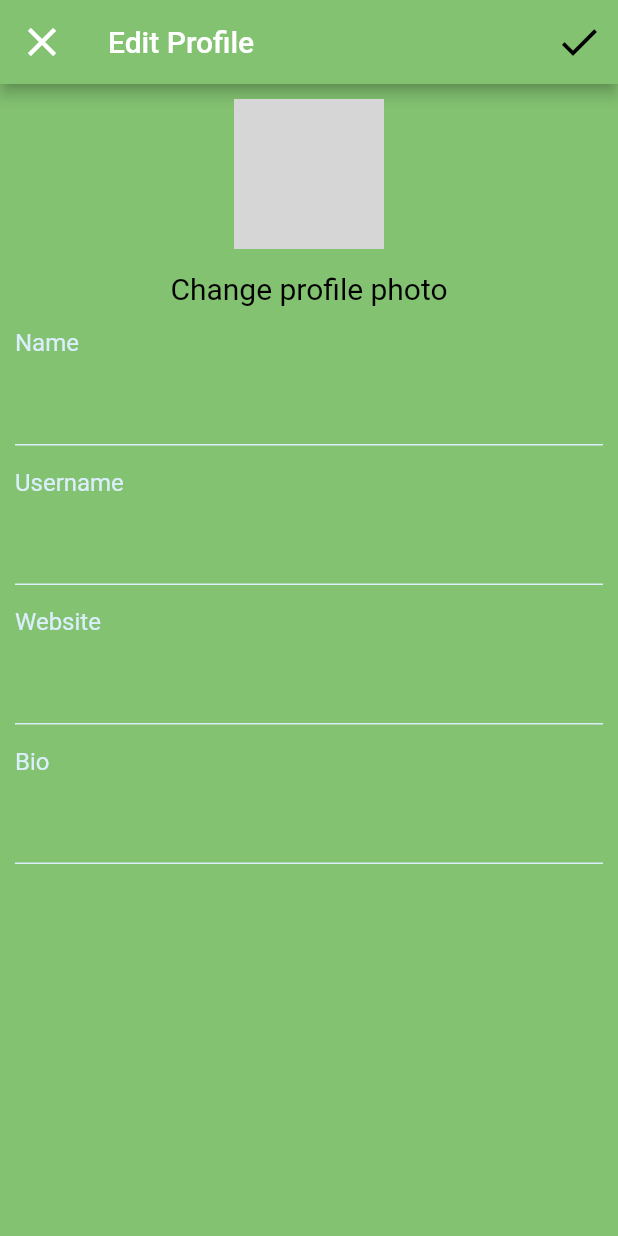
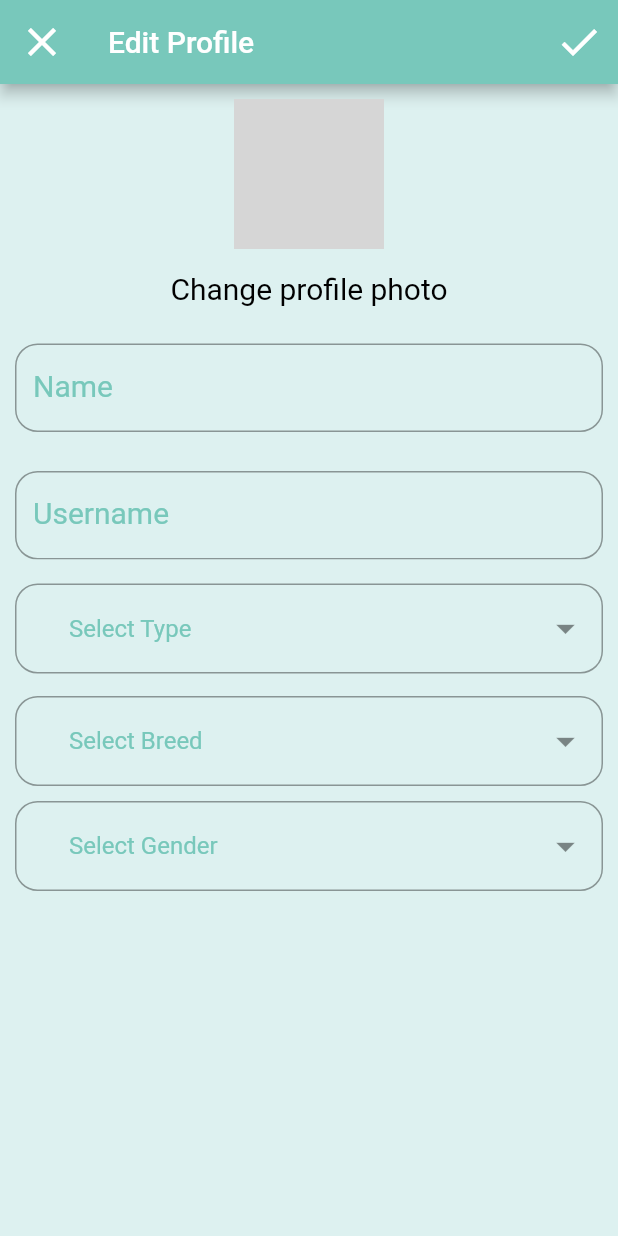
Before and after one commit to humeyrapolat/Petopia, a Flutter app: the EditProfilePage screen opened directly with empty values, on a phone screen of 412 x 824 dp. Run offline on Flutter 3.47's test engine with Material 2 defaults, Android fonts, the phone set to English and light mode, and no system bars; our stand-ins replace bloc, cached_network_image, calendar_date_picker2, cloud_firestore, dropdown_button2, equatable and 9 more; accounts and stored records are empty; grey boxes are pictures that could not be loaded.

Commit message:
edit profile
Co-Authored-By: Hümeyra Polat <71139790+humeyrapolat@users.noreply.github.com>

```diff
--- a/lib/features/data/data_sources/remote_data_source/remote_data_source_imlp.dart
+++ b/lib/features/data/data_sources/remote_data_source/remote_data_source_imlp.dart
@@ -210,16 +210,16 @@ class FirebaseRemoteDataSourceImpl implements FirebaseRemoteDataSource {
     if (user.totalPosts != null) {
       userInformation["totalPosts"] = user.totalPosts;
     }
-    if (user.type != null) {
+    if (user.type != "" && user.type != null) {
       userInformation["type"] = user.type;
     }
-    if (user.gender != null) {
+    if (user.gender != "" && user.gender != null) {
       userInformation["gender"] = user.gender;
     }
-    if (user.breed != null) {
+    if (user.breed != "" && user.breed != null) {
       userInformation["breed"] = user.breed;
     }
-    if (user.birthdate != null) {
+    if (user.birthdate != "" && user.birthdate != null) {
       userInformation["birthdate"] = user.birthdate;
     }
 
--- a/lib/features/presentation/page/credential/sign_in.dart
+++ b/lib/features/presentation/page/credential/sign_in.dart
@@ -30,7 +30,7 @@ class _SignInPageState extends State<SignInPage> {
   @override
   Widget build(BuildContext context) {
     return Scaffold(
-      backgroundColor: backGroundColor,
+      backgroundColor: white,
       body: BlocConsumer<CredentialCubit, CredentialState>(
         listener: (context, credentialState) {
           if (credentialState is CredentialSuccess) {
--- a/lib/features/presentation/page/credential/sign_up_page.dart
+++ b/lib/features/presentation/page/credential/sign_up_page.dart
@@ -141,12 +141,12 @@ class _SignUpPageState extends State<SignUpPage> {
               child: Stack(
                 children: [
                   Container(
+                    color: darkPinkColor,
                       width: 60,
-                      height: 60,
-                      decoration: BoxDecoration(
-                          borderRadius: BorderRadius.circular(30)),
+                      height: 100,
+
                       child: ClipRRect(
-                          borderRadius: BorderRadius.circular(30),
+
                           child: profileWidget(image: _image))),
                   Positioned(
                     right: -10,
@@ -665,7 +665,7 @@ class _SignUpPageState extends State<SignUpPage> {
             totalFollowers: 0,
             website: "",
             following: [],
-            name: "",
+            name: _nameController.text,
             imageFile: _image,
           ),
         )
--- a/lib/features/presentation/page/home_page/home_page.dart
+++ b/lib/features/presentation/page/home_page/home_page.dart
@@ -143,7 +143,7 @@ _openBottomModalSheet(BuildContext context) {
       builder: (context) {
         return Container(
           height: 150,
-          decoration: BoxDecoration(color: backGroundColor.withOpacity(.8)),
+          decoration: BoxDecoration(color: white.withOpacity(.8)),
           child: SingleChildScrollView(
             child: Container(
               margin: const EdgeInsets.symmetric(vertical: 10),
--- a/lib/features/presentation/page/main_screen/main_screen.dart
+++ b/lib/features/presentation/page/main_screen/main_screen.dart
@@ -65,7 +65,7 @@ class _MainScreenState extends State<MainScreen> {
                       label: ""),
                   BottomNavigationBarItem(
                       icon:
-                          Icon(Ionicons.md_search, color: lightBlueGreenColor),
+                          Icon(Ionicons.ios_megaphone, color: lightBlueGreenColor),
                       label: ""),
                   BottomNavigationBarItem(
                       icon: Icon(Ionicons.ios_paw, color: lightBlueGreenColor),
--- a/lib/features/presentation/page/profile/edit_profile/edit_profile.dart
+++ b/lib/features/presentation/page/profile/edit_profile/edit_profile.dart
@@ -6,6 +6,7 @@ import 'package:image_picker/image_picker.dart';
 import 'package:petopia/features/domain/entities/user/user_entity.dart';
 import 'package:petopia/features/domain/usecases/firebase_usecases/storage/upload_image_to_storage_usecase.dart';
 import 'package:petopia/features/presentation/cubit/user/user_cubit.dart';
+import 'package:petopia/features/presentation/page/profile/widget/profile_dropDown_widget.dart';
 import 'package:petopia/features/presentation/page/profile/widget/profile_form_widget.dart';
 import 'package:petopia/profile_widget.dart';
 import 'package:petopia/util/consts.dart';
@@ -14,8 +15,7 @@ import 'package:petopia/injection_container.dart' as di;
 class EditProfilePage extends StatefulWidget {
   final UserEntity currentUser;
 
-  const EditProfilePage({Key? key, required this.currentUser})
-      : super(key: key);
+  EditProfilePage({Key? key, required this.currentUser}) : super(key: key);
 
   @override
   State<EditProfilePage> createState() => _EditProfilePageState();
@@ -25,7 +25,33 @@ class _EditProfilePageState extends State<EditProfilePage> {
   TextEditingController? _nameController;
   TextEditingController? _usernameController;
   TextEditingController? _websiteController;
-  TextEditingController? _bioController;
+  TextEditingController? _typeController;
+  TextEditingController? _genderController;
+  TextEditingController? _breedController;
+
+  final List<String> genderItems = [
+    'Male',
+    'Female',
+  ];
+
+  final List<String> typeItems = [
+    'Cat',
+    'Dog',
+  ];
+
+  final List<String> breedItems = [
+    "Labrador Retriever",
+    "German Shepherd",
+    "Bulldog",
+    "Poodle",
+    "Golden Retriever",
+    "Siamese",
+    "Persian",
+    "Maine Coon",
+    "Bengal",
+    "Sphynx",
+  ];
+
 
   @override
   void initState() {
@@ -34,7 +60,9 @@ class _EditProfilePageState extends State<EditProfilePage> {
         TextEditingController(text: widget.currentUser.username);
     _websiteController =
         TextEditingController(text: widget.currentUser.website);
-    _bioController = TextEditingController(text: widget.currentUser.bio);
+    _typeController = TextEditingController(text: widget.currentUser.type);
+    _genderController = TextEditingController(text: widget.currentUser.gender);
+    _breedController = TextEditingController(text: widget.currentUser.breed);
     super.initState();
   }
 
@@ -62,9 +90,9 @@ class _EditProfilePageState extends State<EditProfilePage> {
   @override
   Widget build(BuildContext context) {
     return Scaffold(
-      backgroundColor: darkGreenColor,
+      backgroundColor: lightBlueGreenColor,
       appBar: AppBar(
-        backgroundColor: darkGreenColor,
+        backgroundColor: darkBlueGreenColor,
         title: Text("Edit Profile"),
         leading: GestureDetector(
             onTap: () => Navigator.pop(context),
@@ -79,7 +107,7 @@ class _EditProfilePageState extends State<EditProfilePage> {
               onTap: _updateUserProfileData,
               child: Icon(
                 Icons.done,
-                color: black,
+                color: white,
                 size: 32,
               ),
             ),
@@ -121,10 +149,20 @@ class _EditProfilePageState extends State<EditProfilePage> {
               ProfileFormWidget(
                   title: "Username", controller: _usernameController),
               sizeVertical(15),
-              ProfileFormWidget(
-                  title: "Website", controller: _websiteController),
+              ProfileDropdownWidget(
+                  title: "Type", controller: _typeController, list: typeItems),
               sizeVertical(15),
-              ProfileFormWidget(title: "Bio", controller: _bioController),
+              ProfileDropdownWidget(
+                title: "Breed",
+                controller: _breedController,
+                list: breedItems,
+              ),
+              sizeVertical(10),
+              ProfileDropdownWidget(
+                title: "Gender",
+                controller: _genderController,
+                list: genderItems,
+              ),
               sizeVertical(10),
               _isUpdating == true
                   ? Row(
@@ -169,7 +207,9 @@ class _EditProfilePageState extends State<EditProfilePage> {
             user: UserEntity(
                 uid: widget.currentUser.uid,
                 username: _usernameController!.text,
-                bio: _bioController!.text,
+                type: _typeController!.text,
+                gender: _genderController!.text,
+                breed: _breedController!.text,
                 website: _websiteController!.text,
                 name: _nameController!.text,
                 profileUrl: profileUrl))
@@ -180,7 +220,9 @@ class _EditProfilePageState extends State<EditProfilePage> {
     setState(() {
       _isUpdating = false;
       _usernameController!.clear();
-      _bioController!.clear();
+      _typeController!.clear();
+      _genderController!.clear();
+      _breedController!.clear();
       _websiteController!.clear();
       _nameController!.clear();
     });
--- a/lib/features/presentation/page/profile/profile.dart
+++ b/lib/features/presentation/page/profile/profile.dart
@@ -12,9 +12,9 @@ class ProfilePage extends StatelessWidget {
   @override
   Widget build(BuildContext context) {
     return Scaffold(
-        backgroundColor: backGroundColor,
+        backgroundColor: white,
         appBar: AppBar(
-          backgroundColor: backGroundColor,
+          backgroundColor: white,
           title: Text(
             "${currentUser.username}",
             style: const TextStyle(color: darkOrangeColor),
@@ -158,7 +158,7 @@ class ProfilePage extends StatelessWidget {
         builder: (context) {
           return Container(
             height: 150,
-            decoration: BoxDecoration(color: backGroundColor.withOpacity(.8)),
+            decoration: BoxDecoration(color: white.withOpacity(.8)),
             child: SingleChildScrollView(
               child: Container(
                 margin: const EdgeInsets.symmetric(vertical: 10),
--- /dev/null
+++ b/lib/features/presentation/page/profile/widget/profile_dropDown_widget.dart
@@ -0,0 +1,75 @@
+import 'package:dropdown_button2/dropdown_button2.dart';
+import 'package:flutter/material.dart';
+import 'package:petopia/util/consts.dart';
+
+class ProfileDropdownWidget extends StatelessWidget {
+  final TextEditingController? controller;
+  final String? title;
+
+  List<String> list = [];
+
+  String? selectedValue;
+
+  ProfileDropdownWidget(
+      {Key? key, required this.title, this.controller, required this.list})
+      : super(key: key);
+
+  @override
+  Widget build(BuildContext context) {
+    return DropdownButtonFormField2(
+      decoration: InputDecoration(
+        //Add isDense true and zero Padding.
+        //Add Horizontal padding using buttonPadding and Vertical padding by increasing buttonHeight instead of add Padding here so that The whole TextField Button become clickable, and also the dropdown menu open under The whole TextField Button.
+        isDense: true,
+        contentPadding: EdgeInsets.zero,
+        border: OutlineInputBorder(
+          borderRadius: BorderRadius.circular(15),
+        ),
+      ),
+      isExpanded: true,
+      hint: Text(
+        'Select $title',
+        style: TextStyle(fontSize: 16, color: darkBlueGreenColor),
+      ),
+      items: list
+          .map((item) => DropdownMenuItem<String>(
+                value: item,
+                child: Text(
+                  item,
+                  style: const TextStyle(
+                    fontSize: 16,
+                  ),
+                ),
+              ))
+          .toList(),
+      validator: (value) {
+        if (value == null) {
+          return 'Please select $title.';
+        }
+        return null;
+      },
+      onChanged: (value) {
+        //Do something when changing the item if you want.
+      },
+      onSaved: (value) {
+        selectedValue = value.toString();
+      },
+      buttonStyleData: const ButtonStyleData(
+        height: 60,
+        padding: EdgeInsets.only(left: 20, right: 10),
+      ),
+      iconStyleData: const IconStyleData(
+        icon: Icon(
+          Icons.arrow_drop_down,
+          color: Colors.black45,
+        ),
+        iconSize: 30,
+      ),
+      dropdownStyleData: DropdownStyleData(
+        decoration: BoxDecoration(
+          borderRadius: BorderRadius.circular(15),
+        ),
+      ),
+    );
+  }
+}
--- a/lib/features/presentation/page/profile/widget/profile_form_widget.dart
+++ b/lib/features/presentation/page/profile/widget/profile_form_widget.dart
@@ -4,6 +4,7 @@ import 'package:petopia/util/consts.dart';
 class ProfileFormWidget extends StatelessWidget {
   final TextEditingController? controller;
   final String? title;
+
   const ProfileFormWidget({Key? key, this.title, this.controller})
       : super(key: key);
 
@@ -12,22 +13,30 @@ class ProfileFormWidget extends StatelessWidget {
     return Column(
       crossAxisAlignment: CrossAxisAlignment.start,
       children: [
-        Text(
-          "$title",
-          style: const TextStyle(color: lightBlueColor, fontSize: 16),
-        ),
         sizeVertical(10),
         TextFormField(
-          controller: controller,
-          style: const TextStyle(color: lightBlueColor),
-          decoration: const InputDecoration(
-              border: InputBorder.none,
-              labelStyle: TextStyle(color: lightBlueColor)),
-        ),
+            cursorColor: Colors.lightGreen,
+            keyboardType: TextInputType.phone,
+            controller: controller,
+            decoration: InputDecoration(
+              labelText: '$title',
+              labelStyle: TextStyle(color: darkBlueGreenColor, fontSize: 20),
+              hintText: "Enter your  $title",
+              focusedBorder: OutlineInputBorder(
+                borderSide: BorderSide(
+                  color: darkBlueGreenColor,
+                ),
+                borderRadius: BorderRadius.circular(15),
+              ),
+              border: OutlineInputBorder(
+                borderSide: BorderSide(),
+                borderRadius: BorderRadius.circular(15),
+              ),
+            )),
         Container(
           width: double.infinity,
           height: 1,
-          color: lightBlueColor,
+          color: lightBlueGreenColor,
         )
       ],
     );
--- a/lib/util/consts.dart
+++ b/lib/util/consts.dart
@@ -1,7 +1,7 @@
 import 'package:flutter/material.dart';
 import 'package:fluttertoast/fluttertoast.dart';
 
-const backGroundColor = Colors.white;
+const white = Colors.white;
 const black = Colors.black;
 
 const lightBlueGreenColor = Color(0xffddf1f0);
```
Also changed, not shown: 1 other file.
